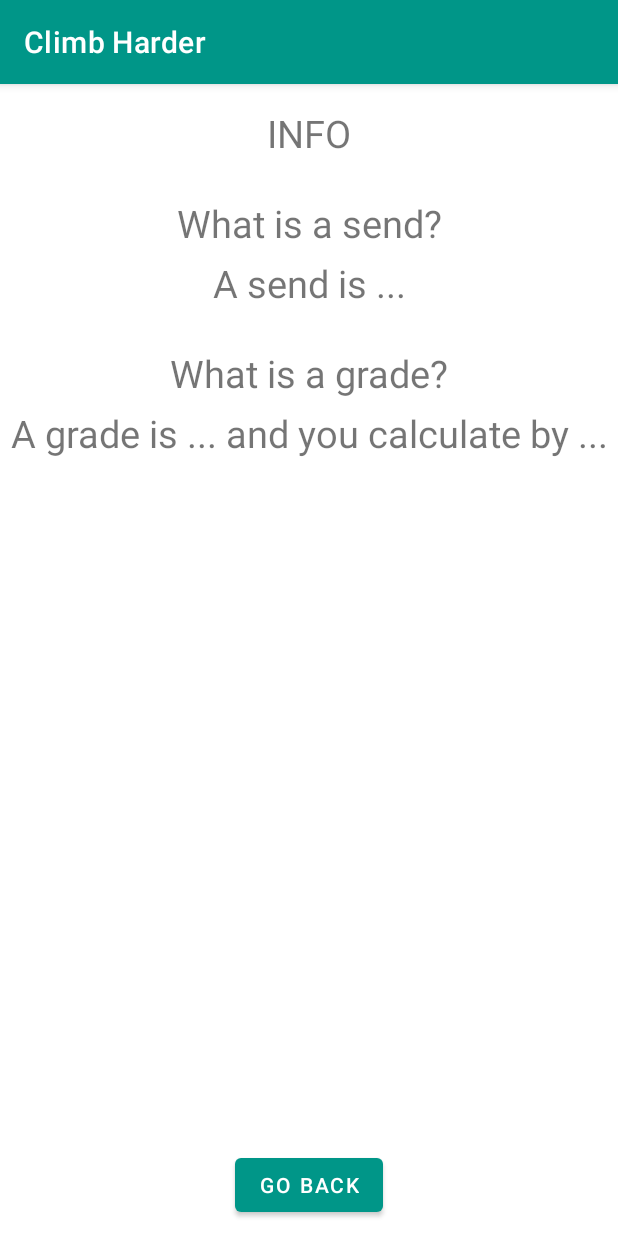
After one commit to tmooretcm/climb-harder, an Android app: the fragment fragmentInfo shown on its own in the app's theme, on a phone screen of 412 x 824 dp. The commit adds this screen. Run offline under Robolectric (Android 15) with nearby library versions, the phone set to English and light mode, and no system bars.

Commit message:
info fragment

```diff
--- /dev/null
+++ b/app/src/main/java/amc/g11/climbharder/fragmentInfo.kt
@@ -0,0 +1,52 @@
+package amc.g11.climbharder
+
+import android.os.Bundle
+import androidx.fragment.app.Fragment
+import android.view.LayoutInflater
+import android.view.View
+import android.view.ViewGroup
+import amc.g11.climbharder.R
+import android.widget.Button
+
+/**
+ * A simple [Fragment] subclass.
+ * Use the [fragmentInfo.newInstance] factory method to
+ * create an instance of this fragment.
+ */
+class fragmentInfo : Fragment() {
+    // TODO: Rename and change types of parameters
+
+    override fun onCreate(savedInstanceState: Bundle?) {
+        super.onCreate(savedInstanceState)
+        arguments?.let {
+        }
+    }
+
+    override fun onCreateView(
+        inflater: LayoutInflater, container: ViewGroup?,
+        savedInstanceState: Bundle?
+    ): View? {
+        // Inflate the layout for this fragment
+        return inflater.inflate(R.layout.fragment_info, container, false)
+    }
+
+    override fun onViewCreated(view: View, savedInstanceState: Bundle?) {
+        super.onViewCreated(view, savedInstanceState)
+        val backButton = view.findViewById<Button>(R.id.fragment_info_back_button)
+        backButton.setOnClickListener {
+            activity?.supportFragmentManager?.beginTransaction()?.apply {
+                replace(R.id.frameLayout, fragmentLogSend())
+                commit()
+            }
+        }
+    }
+
+    companion object {
+        @JvmStatic
+        fun newInstance() =
+            fragmentHome().apply {
+                arguments = Bundle().apply {
+                }
+            }
+    }
+}
--- a/app/src/main/java/amc/g11/climbharder/fragmentLogSend.kt
+++ b/app/src/main/java/amc/g11/climbharder/fragmentLogSend.kt
@@ -24,6 +24,7 @@ import android.graphics.Bitmap
 import android.graphics.BitmapFactory
 import android.net.Uri
 import android.os.Environment
+import android.text.TextUtils.replace
 import android.util.Log
 import android.widget.Toast
 import androidx.activity.result.ActivityResult
@@ -85,6 +86,15 @@ class fragmentLogSend : Fragment() {
         val cameraButton = view.findViewById<Button>(R.id.button_log_send_image)
         cameraButton.setOnClickListener{ openCamera(view) }
         editSendGradeView = view.findViewById(R.id.edit_text_log_send)
+
+        val helpButton = view.findViewById<Button>(R.id.fragment_log_send_help_button)
+        helpButton.setOnClickListener {
+            activity?.supportFragmentManager?.beginTransaction()?.apply {
+                replace(R.id.frameLayout, fragmentInfo())
+                commit()
+            }
+        }
+
         val logButton = view.findViewById<Button>(R.id.button_log_send_2)
         logButton.setOnClickListener {
 //            val replyIntent = Intent()
--- /dev/null
+++ b/app/src/main/res/layout/fragment_info.xml
@@ -0,0 +1,77 @@
+<?xml version="1.0" encoding="utf-8"?>
+<androidx.constraintlayout.widget.ConstraintLayout
+    xmlns:android="http://schemas.android.com/apk/res/android"
+    xmlns:app="http://schemas.android.com/apk/res-auto"
+    xmlns:tools="http://schemas.android.com/tools"
+    android:layout_width="match_parent"
+    android:layout_height="match_parent"
+    tools:context="amc.g11.climbharder.fragmentInfo">
+
+    <TextView
+        android:id="@+id/fragment_info_page_title"
+        android:layout_width="wrap_content"
+        android:layout_height="wrap_content"
+        android:text="INFO"
+        android:layout_marginTop="15dp"
+        app:layout_constraintStart_toStartOf="parent"
+        app:layout_constraintEnd_toEndOf="parent"
+        app:layout_constraintTop_toTopOf="parent"
+        android:textSize="25sp"/>
+
+    <TextView
+        android:id="@+id/fragment_info_send_title"
+        android:layout_width="wrap_content"
+        android:layout_height="wrap_content"
+        android:text="What is a send?"
+        android:layout_marginTop="25dp"
+        app:layout_constraintTop_toBottomOf="@id/fragment_info_page_title"
+        app:layout_constraintStart_toStartOf="parent"
+        app:layout_constraintEnd_toEndOf="parent"
+        android:textSize="25sp"/>
+
+    <TextView
+        android:id="@+id/fragment_info_send_body"
+        android:layout_width="wrap_content"
+        android:layout_height="wrap_content"
+        android:text="A send is ..."
+        android:layout_marginTop="5dp"
+        app:layout_constraintTop_toBottomOf="@id/fragment_info_send_title"
+        app:layout_constraintStart_toStartOf="parent"
+        app:layout_constraintEnd_toEndOf="parent"
+        android:textSize="25sp"/>
+
+    <TextView
+        android:id="@+id/fragment_info_grade_title"
+        android:layout_width="wrap_content"
+        android:layout_height="wrap_content"
+        android:text="What is a grade?"
+        android:layout_marginTop="25dp"
+        app:layout_constraintTop_toBottomOf="@id/fragment_info_send_body"
+        app:layout_constraintStart_toStartOf="parent"
+        app:layout_constraintEnd_toEndOf="parent"
+        android:textSize="25sp"/>
+
+    <TextView
+        android:id="@+id/fragment_info_grade_body"
+        android:layout_width="wrap_content"
+        android:layout_height="wrap_content"
+        android:text="A grade is ... and you calculate by ..."
+        android:layout_marginTop="5dp"
+        app:layout_constraintTop_toBottomOf="@id/fragment_info_grade_title"
+        app:layout_constraintStart_toStartOf="parent"
+        app:layout_constraintEnd_toEndOf="parent"
+        android:textSize="25sp"/>
+
+
+    <Button
+        android:id="@+id/fragment_info_back_button"
+        android:layout_width="wrap_content"
+        android:layout_height="wrap_content"
+        android:text="Go Back"
+        android:layout_marginBottom="10dp"
+        app:layout_constraintBottom_toBottomOf="parent"
+        app:layout_constraintEnd_toEndOf="parent"
+        app:layout_constraintStart_toStartOf="parent" />
+
+
+</androidx.constraintlayout.widget.ConstraintLayout>
--- a/app/src/main/res/layout/fragment_log_send.xml
+++ b/app/src/main/res/layout/fragment_log_send.xml
@@ -41,6 +41,15 @@
         app:layout_constraintStart_toStartOf="parent"
         app:layout_constraintTop_toBottomOf="@id/text_title_log_send_2"/>
 
+    <Button
+        android:id="@+id/fragment_log_send_help_button"
+        android:layout_width="wrap_content"
+        android:layout_height="wrap_content"
+        android:text="Need help?"
+        android:layout_marginStart="8dp"
+        app:layout_constraintStart_toStartOf="parent"
+        app:layout_constraintTop_toBottomOf="@+id/edit_text_log_send"/>
+
     <TextView
         android:layout_width="wrap_content"
         android:layout_height="wrap_content"
```
